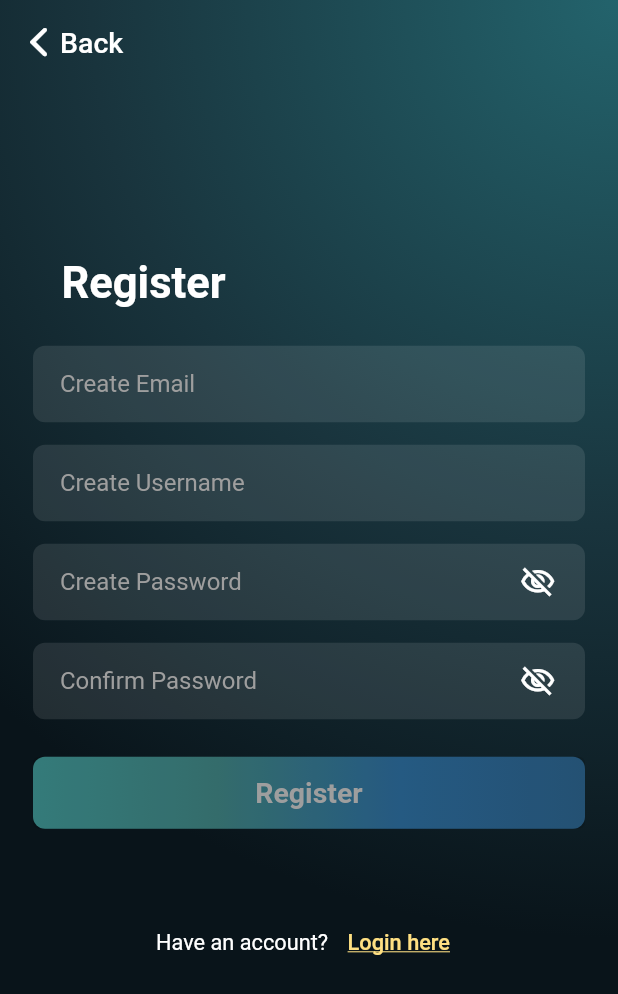
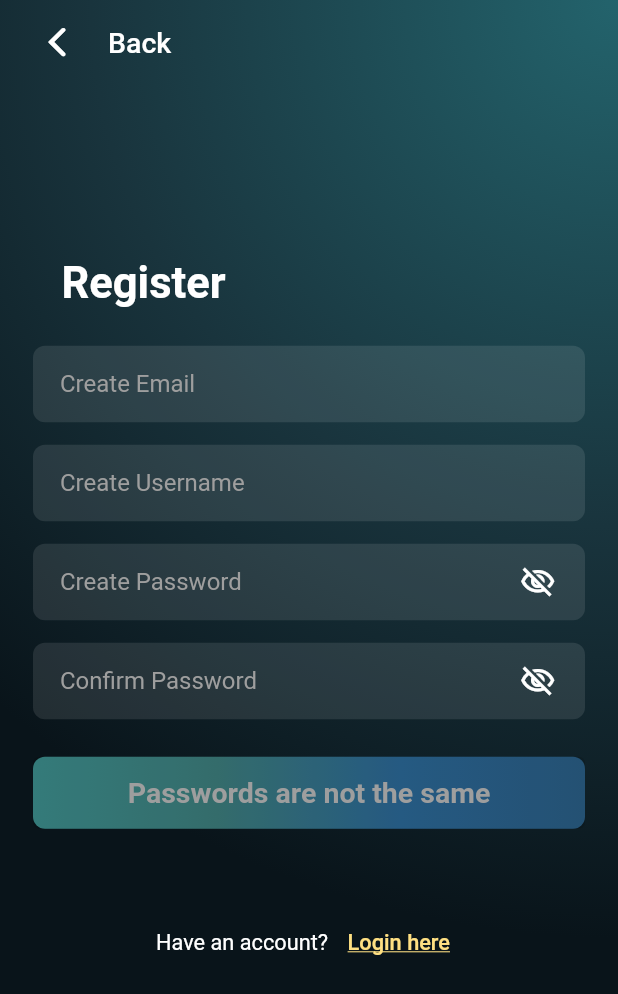
Before and after one commit to juragancode/YouApp_test_juragan, a Flutter app: the screen it shows after launch, after a tap on "Register here", on a phone screen of 412 x 824 dp. Shown: the top 994 px of the screen. Run offline on Flutter 3.47's test engine with Material 2 defaults, Android fonts, the phone set to English and light mode, and no system bars; our stand-ins replace get.

Commit message:
Page Login dan Register Selesai, Sudah Terkoneksi ke API

```diff
--- a/lib/app/modules/login/views/login_view.dart
+++ b/lib/app/modules/login/views/login_view.dart
@@ -17,7 +17,7 @@ class XLoginViewState extends State<LoginView> {
   @override
   void initState() {
     super.initState();
-    controller.usernameLogin.addListener(_updateButtonState);
+    controller.emailLogin.addListener(_updateButtonState);
     controller.passwordLogin.addListener(_updateButtonState);
   }
 
@@ -31,7 +31,7 @@ class XLoginViewState extends State<LoginView> {
   Widget build(BuildContext context) {
     return GestureDetector(
       onTap: () {
-        controller.usernameLoginFN.unfocus();
+        controller.emailLoginFN.unfocus();
         controller.passwordLoginFN.unfocus();
       },
       child: Scaffold(
@@ -39,17 +39,17 @@ class XLoginViewState extends State<LoginView> {
         appBar: AppBar(
           leading: Padding(
             padding: const EdgeInsets.only(left: 20),
-            child: Icon(
-              CupertinoIcons.back,
+            child: IconButton(
+              onPressed: () {
+                print("Back button pressed");
+                Get.back();
+              },
+              icon: Icon(CupertinoIcons.back),
             ),
           ),
-          leadingWidth: 0,
-          title: Padding(
-            padding: const EdgeInsets.only(left: 24),
-            child: Text(
-              'Back',
-              style: TextStyle(),
-            ),
+          title: Text(
+            'Back',
+            style: TextStyle(),
           ),
         ),
         body: Container(
@@ -79,11 +79,11 @@ class XLoginViewState extends State<LoginView> {
                     color: Colors.white.withOpacity(0.1),
                   ),
                   child: TextFormField(
-                    focusNode: controller.usernameLoginFN,
+                    focusNode: controller.emailLoginFN,
                     autocorrect: false,
                     textInputAction: TextInputAction.next,
                     keyboardType: TextInputType.emailAddress,
-                    controller: controller.usernameLogin,
+                    controller: controller.emailLogin,
                     decoration: InputDecoration(
                       hintText: 'Enter Username/Email',
                       hintStyle: TextStyle(color: Colors.grey),
--- a/lib/app/modules/register/views/register_view.dart
+++ b/lib/app/modules/register/views/register_view.dart
@@ -18,12 +18,15 @@ class XRegisterViewState extends State<RegisterView> {
   void initState() {
     super.initState();
     controller.usernameRegister.addListener(_updateButtonState);
+    controller.emailRegister.addListener(_updateButtonState);
     controller.passwordRegister.addListener(_updateButtonState);
+    controller.passwordConfirmRegister.addListener(_updateButtonState);
   }
 
   void _updateButtonState() {
     setState(() {
       controller.checkButtonStatus();
+      controller.checkKesamaanPassword();
     });
   }
 
@@ -41,17 +44,19 @@ class XRegisterViewState extends State<RegisterView> {
         appBar: AppBar(
           leading: Padding(
             padding: const EdgeInsets.only(left: 20),
-            child: Icon(
-              CupertinoIcons.back,
+            child: IconButton(
+              onPressed: () {
+                print("Back button pressed");
+                Get.back();
+              },
+              icon: Icon(
+                CupertinoIcons.back,
+              ),
             ),
           ),
-          leadingWidth: 0,
-          title: Padding(
-            padding: const EdgeInsets.only(left: 24),
-            child: Text(
-              'Back',
-              style: TextStyle(),
-            ),
+          title: Text(
+            'Back',
+            style: TextStyle(),
           ),
         ),
         body: Container(
--- a/lib/app/routes/app_routes.dart
+++ b/lib/app/routes/app_routes.dart
@@ -7,10 +7,14 @@ abstract class Routes {
   static const HOME = _Paths.HOME;
   static const LOGIN = _Paths.LOGIN;
   static const REGISTER = _Paths.REGISTER;
+  static const SUCCESS = _Paths.SUCCESS;
+  static const FAILED = _Paths.FAILED;
 }
 
 abstract class _Paths {
   static const HOME = '/home';
   static const LOGIN = '/login';
   static const REGISTER = '/register';
+  static const SUCCESS = '/success';
+  static const FAILED = '/failed';
 }
--- a/lib/utils/widgets/widgets.dart
+++ b/lib/utils/widgets/widgets.dart
@@ -74,7 +74,12 @@ class ButtonLogin extends StatelessWidget {
               backgroundColor: Colors.transparent,
               shadowColor: Colors.transparent,
               minimumSize: Size(Get.width - 44, 48)),
-          onPressed: controller.isButtonLogin.isTrue ? null : () {},
+          onPressed: controller.isButtonLogin.isTrue
+              ? null
+              : () {
+                  /// login
+                  controller.loginButton();
+                },
           child: Text(
             "Login",
             style: TextStyle(
@@ -142,9 +147,16 @@ class ButtonRegister extends StatelessWidget {
               backgroundColor: Colors.transparent,
               shadowColor: Colors.transparent,
               minimumSize: Size(Get.width - 44, 48)),
-          onPressed: regC.isButtonRegister.isTrue ? null : () {},
+          onPressed: regC.isButtonRegister.isTrue
+              ? null
+              : () {
+                  /// register
+                  regC.registerButton();
+                },
           child: Text(
-            "Register",
+            regC.passwordSama.isTrue
+                ? "Register"
+                : "Passwords are not the same",
             style: TextStyle(
               fontWeight: FontWeight.bold,
               fontSize: 19,
--- a/pubspec.yaml
+++ b/pubspec.yaml
@@ -6,6 +6,7 @@ environment:
   sdk: '>=2.18.6 <3.0.0'
 
 dependencies:
+  http: 0.13.5
   cupertino_icons: ^1.0.2
   get: 4.6.5
   flutter:
```
Also changed, not shown: lib/app/modules/failed/bindings/failed_binding.dart (added, +12 -0 lines), lib/app/modules/failed/controllers/failed_controller.dart (added, +20 -0 lines), lib/app/modules/failed/views/failed_view.dart (added, +23 -0 lines), lib/app/modules/login/controllers/login_controller.dart (+36 -5 lines), lib/app/modules/register/controllers/register_controller.dart (+52 -1 lines), lib/app/modules/success/bindings/success_binding.dart (added, +12 -0 lines), lib/app/modules/success/controllers/success_controller.dart (added, +20 -0 lines), lib/app/modules/success/views/success_view.dart (added, +35 -0 lines), lib/app/routes/app_pages.dart (+14 -0 lines), pubspec.lock.
